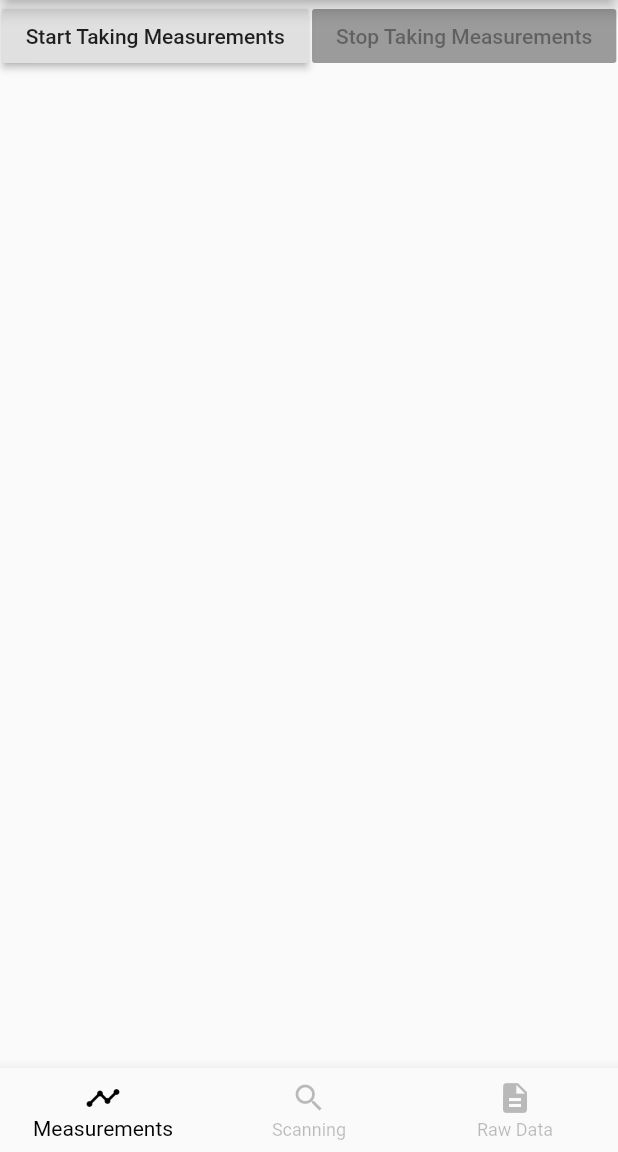
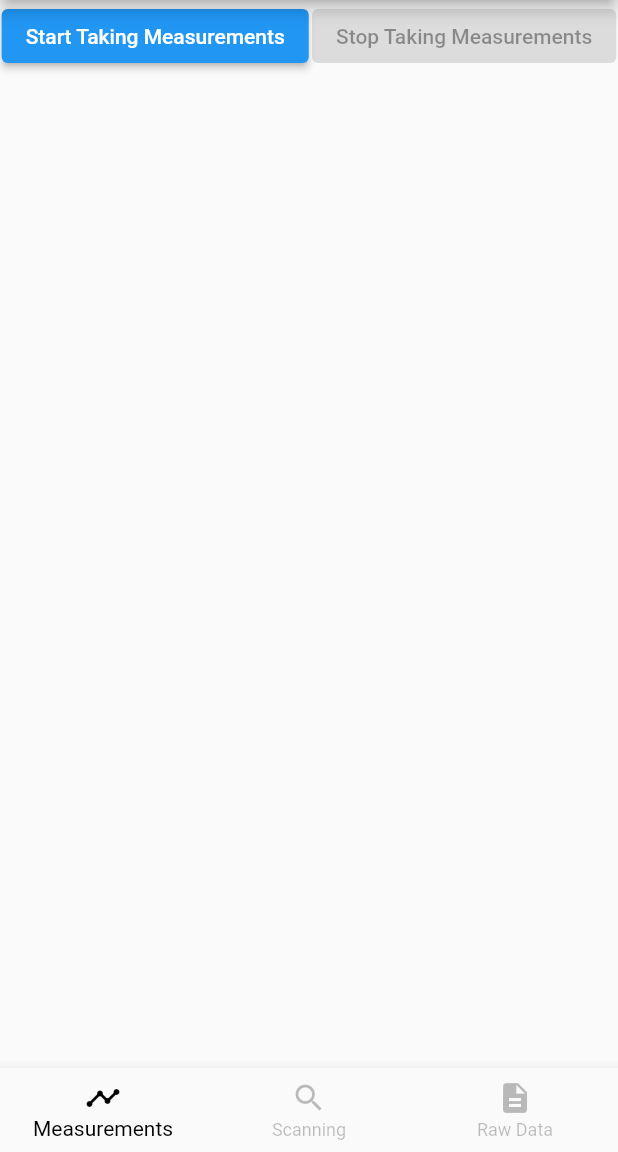
Before and after one commit to BeMacized/xiaomi_scale, a Flutter app: the screen it shows after launch, on a phone screen of 412 x 824 dp, the part 84-1236 px from its top. Run offline on Flutter 3.47's test engine with Material 2 defaults, Android fonts, the light colour scheme and no system bars; our stand-ins replace permission_handler; missing offline and left inert: flutter_reactive_ble; project files that could hold a hidden picture were left out.

Commit message:
Fixed #11 Fixed #12
Updating to dart 2.12 & reactive_ble to make sure we use the correct gradle dependency

```diff
--- a/example/lib/main.dart
+++ b/example/lib/main.dart
@@ -38,15 +38,15 @@ class _ScaleAppState extends State<ScaleApp> {
           items: const [
             BottomNavigationBarItem(
               icon: Icon(Icons.timeline),
-              title: Text('Measurements'),
+              label: 'Measurements',
             ),
             BottomNavigationBarItem(
               icon: Icon(Icons.search),
-              title: Text('Scanning'),
+              label: 'Scanning',
             ),
             BottomNavigationBarItem(
               icon: Icon(Icons.description),
-              title: Text('Raw Data'),
+              label: 'Raw Data',
             ),
           ],
         ),
--- a/example/lib/measurement_pane.dart
+++ b/example/lib/measurement_pane.dart
@@ -55,11 +55,11 @@ class _MeasurementPaneState extends State<MeasurementPane> {
           mainAxisAlignment: MainAxisAlignment.spaceAround,
           crossAxisAlignment: CrossAxisAlignment.center,
           children: [
-            RaisedButton(
+            ElevatedButton(
               child: const Text('Start Taking Measurements'),
               onPressed: _measurementSubscription == null ? startTakingMeasurements : null,
             ),
-            RaisedButton(
+            ElevatedButton(
               child: const Text('Stop Taking Measurements'),
               onPressed: _measurementSubscription != null ? stopTakingMeasurements : null,
             ),
@@ -107,7 +107,7 @@ class _MeasurementPaneState extends State<MeasurementPane> {
           Padding(
             padding: const EdgeInsets.all(8),
             child: IconButton(
-              icon: Icon(Icons.delete),
+              icon: const Icon(Icons.delete),
               onPressed: () {
                 // Cancel the measurement if it is still active
                 if (measurement.isActive) _scale.cancelMeasurement(measurement.deviceId);
--- a/example/lib/raw_data_pane.dart
+++ b/example/lib/raw_data_pane.dart
@@ -57,11 +57,11 @@ class _RawDataPaneState extends State<RawDataPane> {
           mainAxisAlignment: MainAxisAlignment.spaceAround,
           crossAxisAlignment: CrossAxisAlignment.center,
           children: [
-            RaisedButton(
+            ElevatedButton(
               child: const Text('Start Reading'),
               onPressed: _dataSubscription == null ? startTakingData : null,
             ),
-            RaisedButton(
+            ElevatedButton(
               child: const Text('Stop Reading'),
               onPressed: _dataSubscription != null ? stopTakingData : null,
             ),
--- a/example/lib/scanning_pane.dart
+++ b/example/lib/scanning_pane.dart
@@ -58,11 +58,11 @@ class _ScanningPaneState extends State<ScanningPane> {
           mainAxisAlignment: MainAxisAlignment.spaceAround,
           crossAxisAlignment: CrossAxisAlignment.center,
           children: [
-            RaisedButton(
+            ElevatedButton(
               child: const Text('Start Scanning'),
               onPressed: _scanSubscription == null ? startDiscovery : null,
             ),
-            RaisedButton(
+            ElevatedButton(
               child: const Text('Stop Scanning'),
               onPressed: _scanSubscription != null ? stopDiscovery : null,
             ),
--- a/example/pubspec.yaml
+++ b/example/pubspec.yaml
@@ -7,12 +7,12 @@ environment:
   sdk: ">=2.5.0 <3.0.0"
 
 dependencies:
+  cupertino_icons: ^0.1.3
+  flutter:
+    sdk: flutter
   permission_handler: ^5.0.1+1
   xiaomi_scale:
     path: ../
-  flutter:
-    sdk: flutter
-  cupertino_icons: ^0.1.3
 
 dev_dependencies:
   flutter_test:
--- a/lib/src/model/device/mi_scale_device.dart
+++ b/lib/src/model/device/mi_scale_device.dart
@@ -20,12 +20,12 @@ abstract class MiScaleDevice {
   MiScaleDevice(this._device);
 
   /// Parse the raw advertisement data to obtain a [MiScaleData] instance
-  MiScaleData parseScaleData(Uint8List data);
+  MiScaleData? parseScaleData(Uint8List data);
 
   /// Constructs an instance of an extending [MiScaleDevice] class.
   ///
   /// Returns `null` if [device] has no matching class for its device type.
-  static MiScaleDevice from(DiscoveredDevice device) {
+  static MiScaleDevice? from(DiscoveredDevice device) {
     if (MiScaleDeviceV2.matchesDeviceType(device)) return MiScaleDeviceV2(device);
     return null;
   }
--- a/lib/src/model/device/mi_scale_device_v2.dart
+++ b/lib/src/model/device/mi_scale_device_v2.dart
@@ -12,7 +12,7 @@ class MiScaleDeviceV2 extends MiScaleDevice {
         super(device);
 
   @override
-  MiScaleData parseScaleData(Uint8List data) {
+  MiScaleData? parseScaleData(Uint8List data) {
     return MiScaleDeviceV2._parseScaleData(id, data);
   }
 
@@ -21,7 +21,7 @@ class MiScaleDeviceV2 extends MiScaleDevice {
     return device.name == 'MIBFS' && device.serviceData.length == 1 && device.serviceData.values.first.length == 13;
   }
 
-  static MiScaleData _parseScaleData(String deviceId, Uint8List data) {
+  static MiScaleData? _parseScaleData(String deviceId, Uint8List data) {
     if (data.length != 13) return null;
     // Prepare data
     final byteData = data.buffer.asByteData();
--- a/lib/src/model/mi_scale_data.dart
+++ b/lib/src/model/mi_scale_data.dart
@@ -26,13 +26,13 @@ class MiScaleData {
   final DateTime dateTime;
 
   MiScaleData({
-    this.deviceId,
-    this.weight,
-    this.weightStabilized,
-    this.measurementComplete,
-    this.weightRemoved,
-    this.unit,
-    this.dateTime,
+    required this.deviceId,
+    required this.weight,
+    required this.weightStabilized,
+    required this.measurementComplete,
+    required this.weightRemoved,
+    required this.unit,
+    required this.dateTime,
   });
 
   bool get dateTimeValid => weightStabilized && !weightRemoved;
--- a/lib/src/model/mi_scale_measurement.dart
+++ b/lib/src/model/mi_scale_measurement.dart
@@ -3,7 +3,7 @@ import 'package:uuid/uuid.dart';
 import 'mi_scale_data.dart';
 import 'mi_scale_unit.dart';
 
-final Uuid _uuid = Uuid();
+const Uuid _uuid = Uuid();
 
 enum MiScaleMeasurementStage {
   /// Person has stepped off the scale before the scale has stabilized
@@ -24,7 +24,7 @@ class MiScaleMeasurement {
   final String id;
 
   /// The id given to the device used for this measurement
-  final String deviceId;
+  final String? deviceId;
 
   /// The weight associated with this measurement
   ///
@@ -46,24 +46,21 @@ class MiScaleMeasurement {
   /// By default, it is based on the current host time, not the current device (scale) time.
   final DateTime dateTime;
 
-  MiScaleMeasurement(
-      {String id,
-      this.deviceId,
-      this.weight,
-      this.stage,
-      this.unit,
-      DateTime dateTime})
-      : dateTime = dateTime ?? DateTime.now(),
+  MiScaleMeasurement({
+    required this.weight,
+    required this.stage,
+    required this.unit,
+    this.deviceId,
+    String? id,
+    DateTime? dateTime,
+  })  : dateTime = dateTime ?? DateTime.now(),
         id = id ?? _uuid.v4();
 
   bool get isActive => stage != MiScaleMeasurementStage.MEASURED;
 
-  factory MiScaleMeasurement.processData(
-      MiScaleMeasurement previousMeasurement, MiScaleData scaleData) {
+  static MiScaleMeasurement? processData(MiScaleMeasurement? previousMeasurement, MiScaleData scaleData) {
     // Start new measurement if new weight is detected
-    if (previousMeasurement == null &&
-        !scaleData.weightRemoved &&
-        !scaleData.measurementComplete) {
+    if (previousMeasurement == null && !scaleData.weightRemoved && !scaleData.measurementComplete) {
       return MiScaleMeasurement(
         weight: scaleData.weight,
         stage: MiScaleMeasurementStage.MEASURING,
@@ -75,10 +72,7 @@ class MiScaleMeasurement {
     if (previousMeasurement == null) return null;
 
     // Update measurement if we're still measuring
-    if (previousMeasurement.stage == MiScaleMeasurementStage.MEASURING &&
-        !scaleData.weightStabilized &&
-        !scaleData.measurementComplete &&
-        !scaleData.weightRemoved) {
+    if (previousMeasurement.stage == MiScaleMeasurementStage.MEASURING && !scaleData.weightStabilized && !scaleData.measurementComplete && !scaleData.weightRemoved) {
       return MiScaleMeasurement(
         id: previousMeasurement.id,
         weight: scaleData.weight,
@@ -88,9 +82,7 @@ class MiScaleMeasurement {
     }
 
     // Handle person stepping off mid measurement
-    if (previousMeasurement.stage == MiScaleMeasurementStage.MEASURING &&
-        scaleData.weightRemoved &&
-        !scaleData.measurementComplete) {
+    if (previousMeasurement.stage == MiScaleMeasurementStage.MEASURING && scaleData.weightRemoved && !scaleData.measurementComplete) {
       return MiScaleMeasurement(
         id: previousMeasurement.id,
         weight: 0,
@@ -100,23 +92,17 @@ class MiScaleMeasurement {
     }
 
     // Handle person stepping back on mid measurement
-    if (previousMeasurement.stage == MiScaleMeasurementStage.WEIGHT_REMOVED &&
-        !scaleData.weightRemoved &&
-        !scaleData.measurementComplete) {
+    if (previousMeasurement.stage == MiScaleMeasurementStage.WEIGHT_REMOVED && !scaleData.weightRemoved && !scaleData.measurementComplete) {
       return MiScaleMeasurement(
         id: previousMeasurement.id,
         weight: scaleData.weight,
-        stage: scaleData.weightStabilized
-            ? MiScaleMeasurementStage.STABILIZED
-            : MiScaleMeasurementStage.MEASURING,
+        stage: scaleData.weightStabilized ? MiScaleMeasurementStage.STABILIZED : MiScaleMeasurementStage.MEASURING,
         unit: scaleData.unit,
       );
     }
 
     // Lock measurement if we've just stabilized
-    if (previousMeasurement.stage == MiScaleMeasurementStage.MEASURING &&
-        !scaleData.weightRemoved &&
-        scaleData.weightStabilized) {
+    if (previousMeasurement.stage == MiScaleMeasurementStage.MEASURING && !scaleData.weightRemoved && scaleData.weightStabilized) {
       return MiScaleMeasurement(
         id: previousMeasurement.id,
         weight: scaleData.weight,
@@ -126,9 +112,7 @@ class MiScaleMeasurement {
     }
 
     // Handle person stepping off after stabilizing, before done measuring
-    if (previousMeasurement.stage == MiScaleMeasurementStage.STABILIZED &&
-        !scaleData.measurementComplete &&
-        scaleData.weightRemoved) {
+    if (previousMeasurement.stage == MiScaleMeasurementStage.STABILIZED && !scaleData.measurementComplete && scaleData.weightRemoved) {
       return MiScaleMeasurement(
         id: previousMeasurement.id,
         weight: previousMeasurement.weight,
@@ -138,8 +122,7 @@ class MiScaleMeasurement {
     }
 
     // Finalize measurement if we are done measuring
-    if (previousMeasurement.stage == MiScaleMeasurementStage.STABILIZED &&
-        scaleData.measurementComplete) {
+    if (previousMeasurement.stage == MiScaleMeasurementStage.STABILIZED && scaleData.measurementComplete) {
       return MiScaleMeasurement(
         id: previousMeasurement.id,
         weight: previousMeasurement.weight,
@@ -165,11 +148,5 @@ class MiScaleMeasurement {
           dateTime == other.dateTime;
 
   @override
-  int get hashCode =>
-      id.hashCode ^
-      deviceId.hashCode ^
-      weight.hashCode ^
-      stage.hashCode ^
-      unit.hashCode ^
-      dateTime.hashCode;
+  int get hashCode => id.hashCode ^ deviceId.hashCode ^ weight.hashCode ^ stage.hashCode ^ unit.hashCode ^ dateTime.hashCode;
 }
```
Also changed, not shown: lib/src/mi_scale.dart (+8 -8 lines), pubspec.yaml (+5 -5 lines), example/pubspec.lock, pubspec.lock.
